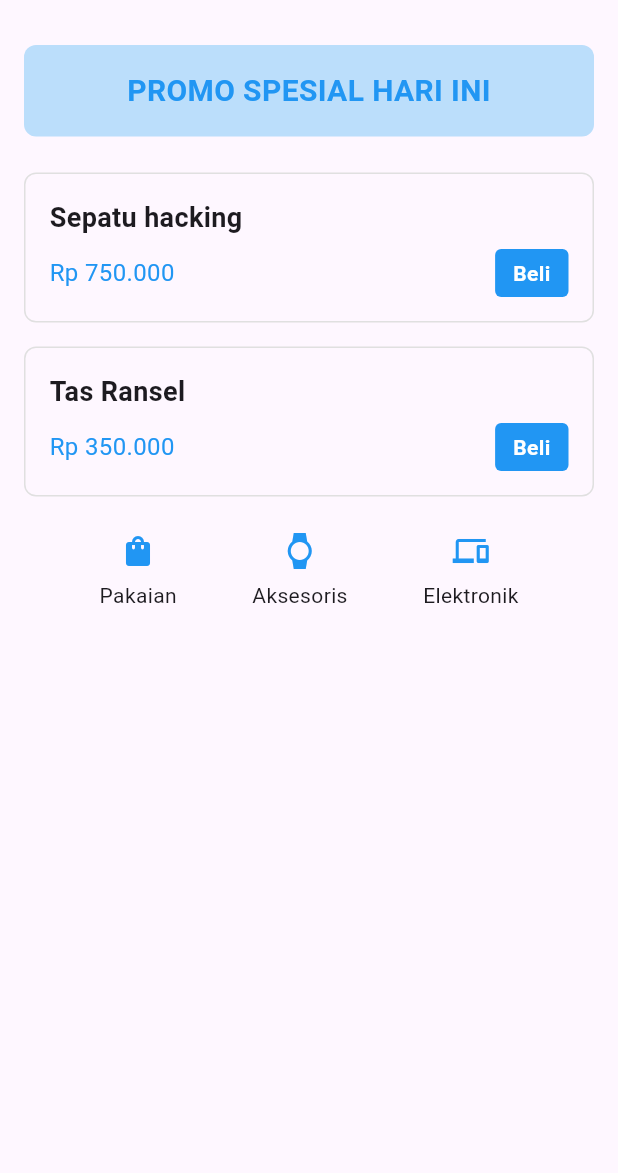
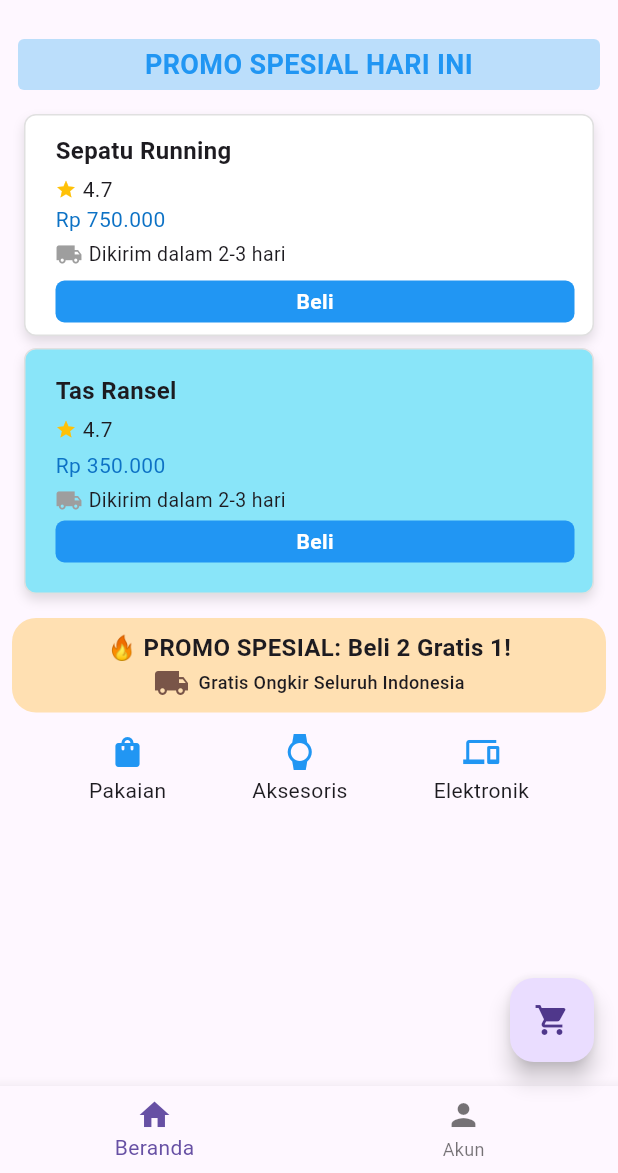
Before and after one commit to adeliarahmas/adelia_2300016054_Tekmob, a Flutter app: the screen it shows after launch, on a phone screen of 412 x 824 dp, the part 63-1236 px from its top. Run offline on Flutter 3.47's test engine with Material 3 defaults, Android fonts, the phone set to English and light mode, and no system bars.

Commit message:
praktikum 3

```diff
--- a/lib/main.dart
+++ b/lib/main.dart
@@ -8,7 +8,7 @@ class MyApp extends StatelessWidget {
   @override
   Widget build(BuildContext context) {
     return MaterialApp(
-      title: 'Amajon Store',
+      title: 'Amajon',
       theme: ThemeData(),
       home: const ECommerceScreen(),
     );
@@ -22,23 +22,33 @@ class ECommerceScreen extends StatelessWidget {
   Widget build(BuildContext context) {
     return Scaffold(
       appBar: AppBar(title: const Text('Amajon Store'), centerTitle: true),
+      bottomNavigationBar: BottomNavigationBar(
+        items: [
+          BottomNavigationBarItem(icon: Icon(Icons.home), label: 'Beranda'),
+          BottomNavigationBarItem(icon: Icon(Icons.person), label: 'Akun'),
+        ],
+      ),
+      floatingActionButton: FloatingActionButton(
+        onPressed: () {},
+        child: Icon(Icons.shopping_cart),
+      ),
       body: SafeArea(
         child: Column(
           crossAxisAlignment: CrossAxisAlignment.stretch,
           children: <Widget>[
             // Banner Promo
             Container(
-              margin: const EdgeInsets.all(16.0),
-              padding: const EdgeInsets.all(16.0),
+              margin: const EdgeInsets.all(12.0),
+              padding: const EdgeInsets.all(4.0),
               decoration: BoxDecoration(
                 color: Colors.blue.shade100,
-                borderRadius: BorderRadius.circular(8.0),
+                borderRadius: BorderRadius.circular(4.0),
               ),
               child: const Text(
                 'PROMO SPESIAL HARI INI',
                 textAlign: TextAlign.center,
                 style: TextStyle(
-                  fontSize: 20.0,
+                  fontSize: 18.0,
                   fontWeight: FontWeight.bold,
                   color: Colors.blue,
                 ),
@@ -49,39 +59,77 @@ class ECommerceScreen extends StatelessWidget {
             Container(
               margin: const EdgeInsets.symmetric(
                 horizontal: 16.0,
-                vertical: 8.0,
+                vertical: 4.0,
               ),
-              padding: const EdgeInsets.all(16.0),
+              padding: const EdgeInsets.only(
+                left: 20,
+                top: 12,
+                right: 12,
+                bottom: 8,
+              ),
               decoration: BoxDecoration(
+                color: Colors.white,
                 border: Border.all(color: Colors.grey.shade300),
                 borderRadius: BorderRadius.circular(8.0),
+                boxShadow: const [
+                  BoxShadow(
+                    color: Colors.black12,
+                    blurRadius: 6,
+                    offset: Offset(0, 4),
+                  ),
+                ],
               ),
               child: Column(
                 crossAxisAlignment: CrossAxisAlignment.start,
-                children: <Widget>[
+                children: [
                   const Text(
-                    'Sepatu hacking',
+                    'Sepatu Running',
                     style: TextStyle(
-                      fontSize: 18.0,
+                      fontSize: 16.0,
                       fontWeight: FontWeight.bold,
                     ),
                   ),
-                  const SizedBox(height: 8.0),
-                  Row(
-                    mainAxisAlignment: MainAxisAlignment.spaceBetween,
-                    children: <Widget>[
+                  const SizedBox(height: 4.0),
+                  const Row(
+                    children: [
+                      Icon(Icons.star, color: Colors.amber, size: 14),
+                      SizedBox(width: 4),
+                      Text('4.7', style: TextStyle(fontSize: 14)),
+                    ],
+                  ),
+
+                  // Harga
                   const Text(
                     'Rp 750.000',
-                        style: TextStyle(color: Colors.blue, fontSize: 16.0),
+                    style: TextStyle(
+                      color: Color.fromARGB(255, 13, 114, 197),
+                      fontSize: 14.0,
                     ),
+                  ),
+                  const SizedBox(height: 4),
+
+                  // Estimasi pengiriman
+                  const Row(
+                    children: [
+                      Icon(Icons.local_shipping, color: Colors.grey, size: 18),
+                      SizedBox(width: 4),
+                      Text(
+                        'Dikirim dalam 2-3 hari',
+                        style: TextStyle(fontSize: 13),
+                      ),
+                    ],
+                  ),
+                  const SizedBox(height: 8),
+
+                  // Tombol Beli
                   Container(
                     padding: const EdgeInsets.symmetric(
-                          horizontal: 12.0,
-                          vertical: 6.0,
+                      horizontal: 6,
+                      vertical: 4,
                     ),
                     decoration: BoxDecoration(
                       color: Colors.blue,
-                          borderRadius: BorderRadius.circular(4.0),
+                      borderRadius: BorderRadius.circular(6),
                     ),
                     child: const Center(
                       child: Text(
@@ -95,47 +143,84 @@ class ECommerceScreen extends StatelessWidget {
                   ),
                 ],
               ),
-                ],
-              ),
             ),
 
             // Produk 2
             Container(
               margin: const EdgeInsets.symmetric(
                 horizontal: 16.0,
-                vertical: 8.0,
+                vertical: 4.0,
               ),
-              padding: const EdgeInsets.all(16.0),
+              padding: const EdgeInsets.only(
+                left: 20,
+                top: 16,
+                right: 12,
+                bottom: 20,
+              ),
               decoration: BoxDecoration(
+                color: const Color.fromARGB(255, 137, 229, 249),
                 border: Border.all(color: Colors.grey.shade300),
                 borderRadius: BorderRadius.circular(8.0),
+                boxShadow: const [
+                  BoxShadow(
+                    color: Colors.black12,
+                    blurRadius: 6,
+                    offset: Offset(0, 4),
+                  ),
+                ],
               ),
               child: Column(
                 crossAxisAlignment: CrossAxisAlignment.start,
-                children: <Widget>[
+                children: [
                   const Text(
                     'Tas Ransel',
                     style: TextStyle(
-                      fontSize: 18.0,
+                      fontSize: 16.0,
                       fontWeight: FontWeight.bold,
                     ),
                   ),
-                  const SizedBox(height: 8.0),
-                  Row(
-                    mainAxisAlignment: MainAxisAlignment.spaceBetween,
-                    children: <Widget>[
+                  const SizedBox(height: 4.0),
+                  const Row(
+                    children: [
+                      Icon(Icons.star, color: Colors.amber, size: 14),
+                      SizedBox(width: 4),
+                      Text('4.7', style: TextStyle(fontSize: 14)),
+                    ],
+                  ),
+                  const SizedBox(height: 4.0),
+
+                  // Harga
                   const Text(
                     'Rp 350.000',
-                        style: TextStyle(color: Colors.blue, fontSize: 16.0),
+                    style: TextStyle(
+                      color: Color.fromARGB(255, 13, 114, 197),
+                      fontSize: 14.0,
                     ),
+                  ),
+
+                  // Estimasi pengiriman
+                  const SizedBox(height: 4),
+                  const Row(
+                    children: [
+                      Icon(Icons.local_shipping, color: Colors.grey, size: 18),
+                      SizedBox(width: 4),
+                      Text(
+                        'Dikirim dalam 2-3 hari',
+                        style: TextStyle(fontSize: 13),
+                      ),
+                    ],
+                  ),
+                  const SizedBox(height: 4),
+
+                  // Tombol Beli
                   Container(
                     padding: const EdgeInsets.symmetric(
-                          horizontal: 12.0,
-                          vertical: 6.0,
+                      horizontal: 6,
+                      vertical: 4,
                     ),
                     decoration: BoxDecoration(
                       color: Colors.blue,
-                          borderRadius: BorderRadius.circular(4.0),
+                      borderRadius: BorderRadius.circular(6),
                     ),
                     child: const Center(
                       child: Text(
@@ -149,34 +234,71 @@ class ECommerceScreen extends StatelessWidget {
                   ),
                 ],
               ),
+            ),
+
+            //promo
+            Container(
+              margin: const EdgeInsets.symmetric(
+                horizontal: 8.0,
+                vertical: 12.0,
+              ),
+              padding: const EdgeInsets.all(8.0),
+              decoration: BoxDecoration(
+                color: Colors.orange.shade100,
+                borderRadius: BorderRadius.circular(16),
+              ),
+              child: Column(
+                mainAxisSize: MainAxisSize.min,
+                children: [
+                  const Text(
+                    '🔥 PROMO SPESIAL: Beli 2 Gratis 1!',
+                    textAlign: TextAlign.center,
+                    style: TextStyle(
+                      fontSize: 16.0,
+                      fontWeight: FontWeight.bold,
+                    ),
+                  ),
+                  Row(
+                    mainAxisAlignment: MainAxisAlignment.center,
+                    children: const [
+                      Icon(Icons.local_shipping, color: Colors.brown),
+                      SizedBox(width: 6.0),
+                      Text(
+                        'Gratis Ongkir Seluruh Indonesia',
+                        style: TextStyle(
+                          fontSize: 12.0,
+                          fontWeight: FontWeight.w500,
+                        ),
+                      ),
+                    ],
+                  ),
                 ],
               ),
             ),
-
             // Kategori
             Container(
-              margin: const EdgeInsets.all(16.0),
+              margin: const EdgeInsets.all(2.0),
               child: Row(
                 mainAxisAlignment: MainAxisAlignment.spaceEvenly,
-                children: <Widget>[
+                children: [
                   Column(
                     children: const <Widget>[
                       Icon(Icons.shopping_bag, color: Colors.blue),
-                      SizedBox(height: 8.0),
+                      SizedBox(height: 4.0),
                       Text('Pakaian'),
                     ],
                   ),
                   Column(
                     children: const <Widget>[
                       Icon(Icons.watch, color: Colors.blue),
-                      SizedBox(height: 8.0),
+                      SizedBox(height: 4.0),
                       Text('Aksesoris'),
                     ],
                   ),
                   Column(
                     children: const <Widget>[
                       Icon(Icons.devices, color: Colors.blue),
-                      SizedBox(height: 8.0),
+                      SizedBox(height: 4.0),
                       Text('Elektronik'),
                     ],
                   ),
```
Lines whose indentation alone changed are shown as unchanged.
